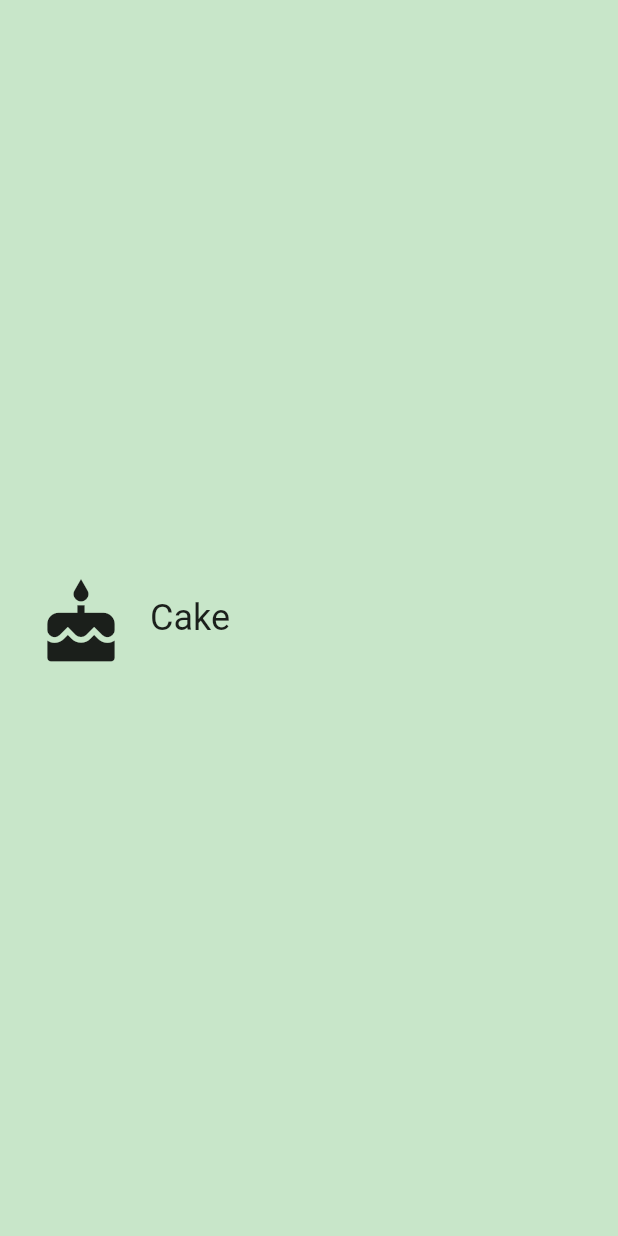
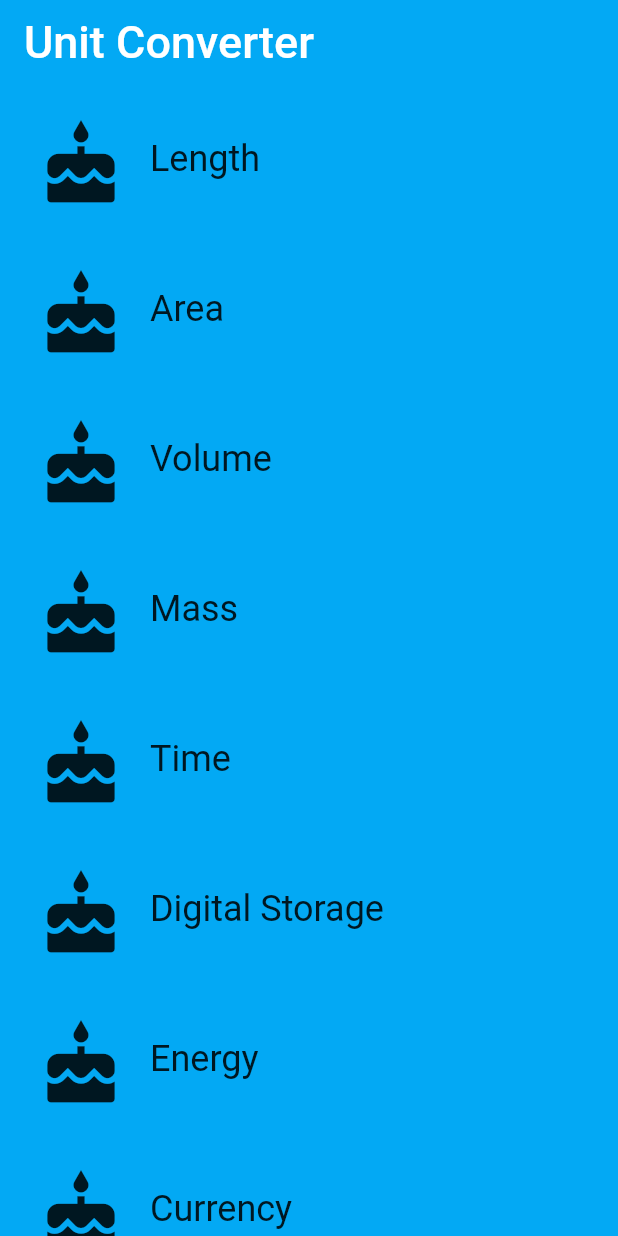
Before and after one commit to AYM1607/udacity_flutter, a Flutter app: the screen it shows after launch, on a phone screen of 412 x 824 dp. Run offline on Flutter 3.47's test engine with Material 2 defaults, Android fonts, the phone set to English and light mode, and no system bars.

Commit message:
Finished lesson3 category route

```diff
--- /dev/null
+++ b/lib/category_route.dart
@@ -0,0 +1,84 @@
+// Copyright 2018 The Chromium Authors. All rights reserved.
+// Use of this source code is governed by a BSD-style license that can be
+// found in the LICENSE file.
+
+import 'package:flutter/material.dart';
+import 'category.dart';
+
+const appColor = Colors.lightBlue;
+
+/// Category Route (screen).
+///
+/// This is the 'home' screen of the Unit Converter. It shows a header and
+/// a list of [Categories].
+///
+/// While it is named CategoryRoute, a more apt name would be CategoryScreen,
+/// because it is responsible for the UI at the route's destination.
+class CategoryRoute extends StatelessWidget {
+  CategoryRoute() {
+    for (var i = 0; i < _categoryNames.length; i++) {
+      _categories.add(Category(
+        name: _categoryNames[i],
+        color: _baseColors[i],
+        icon: Icons.cake,
+      ));
+    }
+  }
+
+  static const _categoryNames = <String>[
+    'Length',
+    'Area',
+    'Volume',
+    'Mass',
+    'Time',
+    'Digital Storage',
+    'Energy',
+    'Currency',
+  ];
+
+  static const _baseColors = <Color>[
+    Colors.teal,
+    Colors.orange,
+    Colors.pinkAccent,
+    Colors.blueAccent,
+    Colors.yellow,
+    Colors.greenAccent,
+    Colors.purpleAccent,
+    Colors.red,
+  ];
+
+  final List<Category> _categories = <Category>[];
+
+  static const _appBarStyle = TextStyle(fontSize: 30.0);
+
+  @override
+  Widget build(BuildContext context) {
+    // TODO: Create a list of the eight Categories, using the names and colors
+    // from above. Use a placeholder icon, such as `Icons.cake` for each
+    // Category. We'll add custom icons later.
+
+    // TODO: Create a list view of the Categories
+    final listView = Container(
+      color: appColor,
+      child: ListView.builder(
+        itemBuilder: (BuildContext context, int index) => _categories[index],
+        itemCount: _categories.length,
+      ),
+    );
+
+    // TODO: Create an App Bar
+    final appBar = AppBar(
+      backgroundColor: appColor,
+      elevation: 0,
+      title: Text(
+        'Unit Converter',
+        style: _appBarStyle,
+      ),
+    );
+
+    return Scaffold(
+      appBar: appBar,
+      body: listView,
+    );
+  }
+}
--- a/lib/main.dart
+++ b/lib/main.dart
@@ -4,16 +4,8 @@
 
 // You can read about packages here: https://flutter.io/using-packages/
 import 'package:flutter/material.dart';
-
-// You can use a relative import, i.e. `import 'category.dart';` or
-// a package import, as shown below.
-// More details at http://dart-lang.github.io/linter/lints/avoid_relative_lib_imports.html
-import 'category.dart';
-
-// TODO: Pass this information into your custom [Category] widget
-const _categoryName = 'Cake';
-const _categoryIcon = Icons.cake;
-const _categoryColor = Colors.green;
+import 'category_route.dart';
+// TODO: Import the CategoryRoute widget
 
 /// The function that is called when main.dart is run.
 void main() {
@@ -21,23 +13,17 @@ void main() {
 }
 
 /// This widget is the root of our application.
-/// Currently, we just show one widget in our app.
+///
+/// The first screen we see is a list [Categories].
 class UnitConverterApp extends StatelessWidget {
   @override
   Widget build(BuildContext context) {
     return MaterialApp(
       debugShowCheckedModeBanner: false,
       title: 'Unit Converter',
-      home: Scaffold(
-        backgroundColor: Colors.green[100],
-        body: Center(
-          child: Category(
-            name: _categoryName,
-            icon: _categoryIcon,
-            color: _categoryColor,
-          ),
-        ),
-      ),
+      // TODO: Instead of pointing to exactly 1 Category widget,
+      // our home should now point to an instance of the CategoryRoute widget.
+      home: CategoryRoute(),
     );
   }
 }
```
